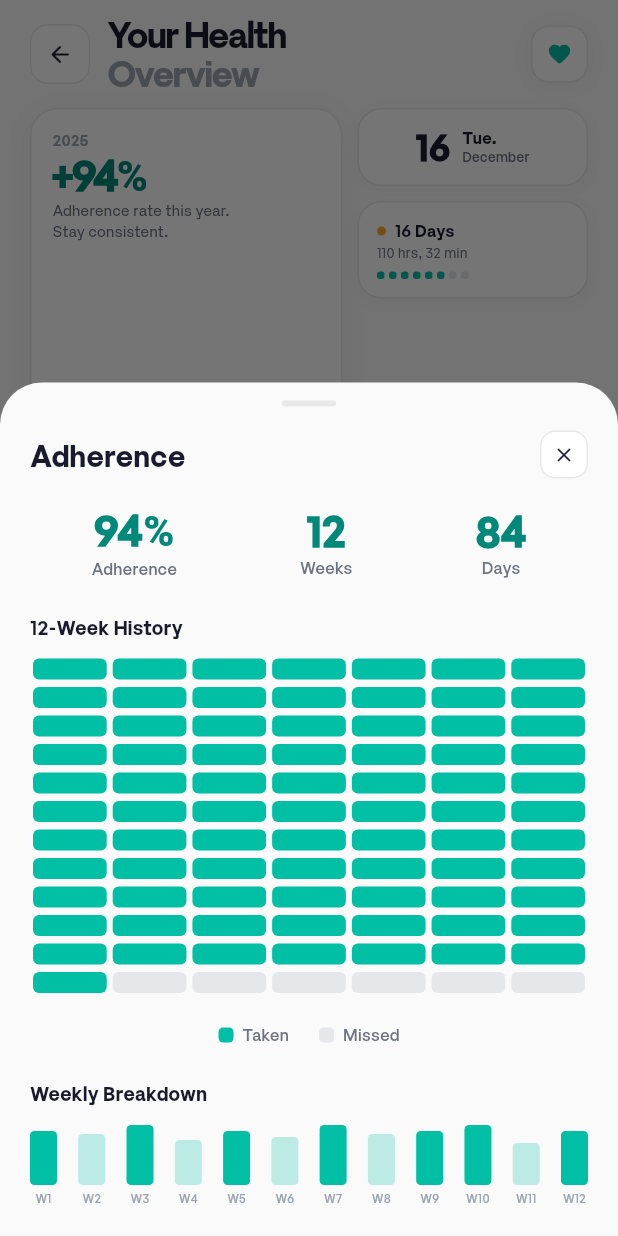
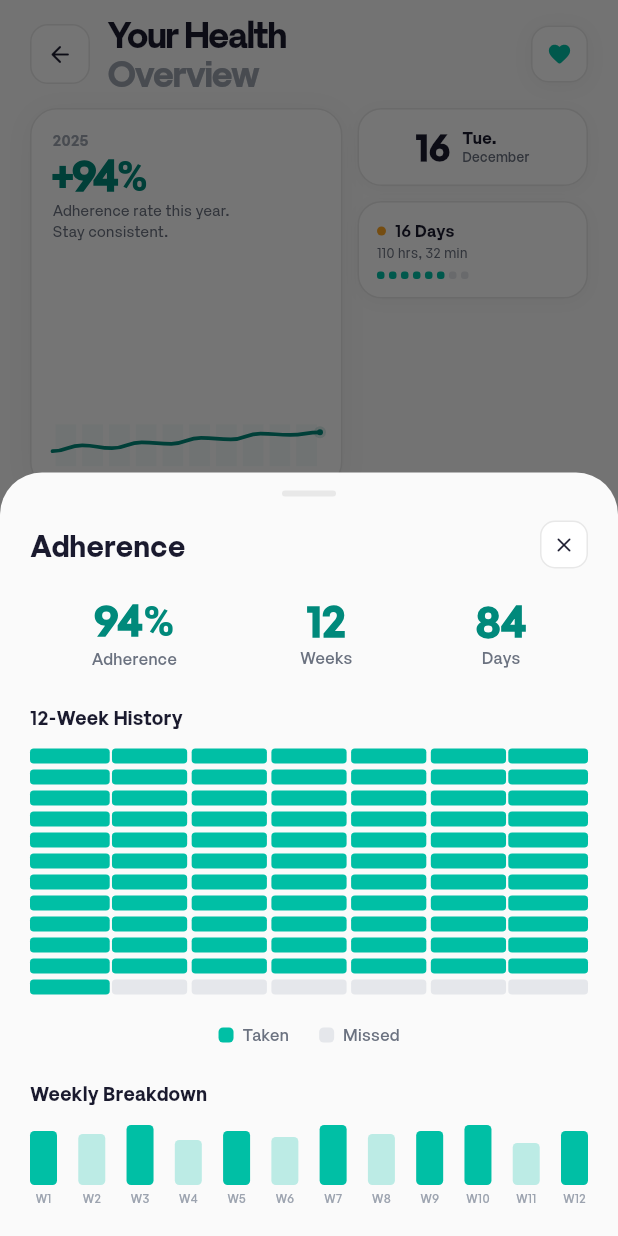
Before and after one commit to matra-dev/Matra, a Flutter app: the HealthDashboardScreen screen opened directly, after a tap on "2025", on a phone screen of 412 x 824 dp. Run offline on Flutter 3.47's test engine with Material 3 defaults, Android fonts, the phone set to English and light mode, and no system bars; drawn by our look-alikes of flutter_animate; our stand-ins replace dio, fl_chart, flutter_riverpod, shared_preferences, vibration; accounts and stored records are empty.

Commit message:
July 14 Back End New

```diff
--- a/lib/screens/health_dashboard_screen.dart
+++ b/lib/screens/health_dashboard_screen.dart
@@ -803,18 +803,41 @@
 }
 
 Widget _dm(int cols, int rows, int activeCount, int baseDelay) {
-  return Column(children: List.generate(rows, (r) {
-    return Padding(padding: const EdgeInsets.only(bottom: 5), child: Row(mainAxisAlignment: MainAxisAlignment.spaceEvenly, children: List.generate(cols, (c) {
-      final idx = r * cols + c; final active = idx < activeCount; final delayMs = baseDelay + idx * 15;
-      return Expanded(
-        child: Container(
-          height: 14,
-          margin: const EdgeInsets.symmetric(horizontal: 2),
-          decoration: BoxDecoration(color: active ? _accent : const Color(0xFFE5E7EB), borderRadius: BorderRadius.circular(4)),
-        ).animate().fadeIn(delay: Duration(milliseconds: delayMs), duration: 200.ms).scale(begin: const Offset(0.3, 0.3), end: const Offset(1.0, 1.0), delay: Duration(milliseconds: delayMs), duration: 200.ms, curve: Curves.easeOutBack),
+  return Column(
+    crossAxisAlignment: CrossAxisAlignment.stretch,
+    children: List.generate(rows, (r) {
+      return Padding(
+        padding: const EdgeInsets.only(bottom: 4),
+        child: Row(
+          mainAxisAlignment: MainAxisAlignment.spaceBetween,
+          children: List.generate(cols, (c) {
+            final idx = r * cols + c;
+            final active = idx < activeCount;
+            final delayMs = baseDelay + idx * 12;
+            return Expanded(
+              child: Padding(
+                padding: EdgeInsets.symmetric(horizontal: c == 0 || c == cols - 1 ? 0 : 1.5),
+                child: Container(
+                  height: 10,
+                  decoration: BoxDecoration(
+                    color: active ? _accent : const Color(0xFFE5E7EB),
+                    borderRadius: BorderRadius.circular(2.5),
+                  ),
+                ).animate()
+                    .fadeIn(delay: Duration(milliseconds: delayMs), duration: 180.ms)
+                    .scale(
+                        begin: const Offset(0.2, 0.2),
+                        end: const Offset(1.0, 1.0),
+                        delay: Duration(milliseconds: delayMs),
+                        duration: 180.ms,
+                        curve: Curves.easeOutBack),
+              ),
+            );
+          }),
+        ),
       );
-    })));
-  }));
+    }),
+  );
 }
 
 Widget _ld(Color color, String label) {
```
